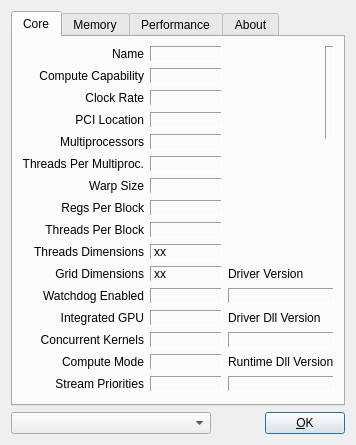
The window that ui/czdialog.ui (herocodemaster/cuda-z) describes before a commit, drawn with Qt 5.
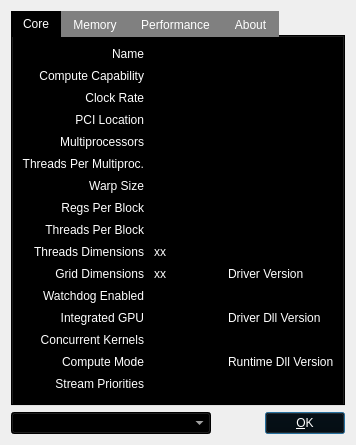
The same window after the commit. Icons and pictures are not drawn.

Patch:
```diff
--- a/ui/czdialog.ui
+++ b/ui/czdialog.ui
@@ -20,6 +20,40 @@
   <layout class="QVBoxLayout" name="verticalLayout">
    <item>
     <widget class="QTabWidget" name="tabInfo">
+     <property name="styleSheet">
+      <string notr="true">QWidget {
+color: white;
+background-color: black;
+background-image: url(:/img/blue-moon.png);
+background-repeat: none;
+background-position: center;
+}
+
+QTabBar::tab:selected {
+color: white;
+background-color: black;
+}
+
+QTabBar::tab {
+color: white;
+background-color: gray;
+}
+
+QTabBar::tab:hover {
+background-color: white;
+color: black;
+}
+
+QLabel, QPushButton, QCheckBox, QMenu {
+background-image: url(:/img/1px.png);
+background-color: transparent;
+}
+
+QPushButton:hover {
+background-color: white;
+color: black;
+}</string>
+     </property>
      <property name="currentIndex">
       <number>0</number>
      </property>
@@ -1509,6 +1543,10 @@
          <height>0</height>
         </size>
        </property>
+       <property name="styleSheet">
+        <string notr="true">color: white;
+background-color: black;</string>
+       </property>
       </widget>
      </item>
      <item>
@@ -1526,6 +1564,17 @@
      </item>
      <item>
       <widget class="QPushButton" name="pushOk">
+       <property name="styleSheet">
+        <string notr="true">QPushButton {
+background-color: black;
+color: white;
+}
+
+QPushButton:hover {
+background-color: white;
+color: black;
+}</string>
+       </property>
        <property name="text">
         <string>&amp;OK</string>
        </property>
```
